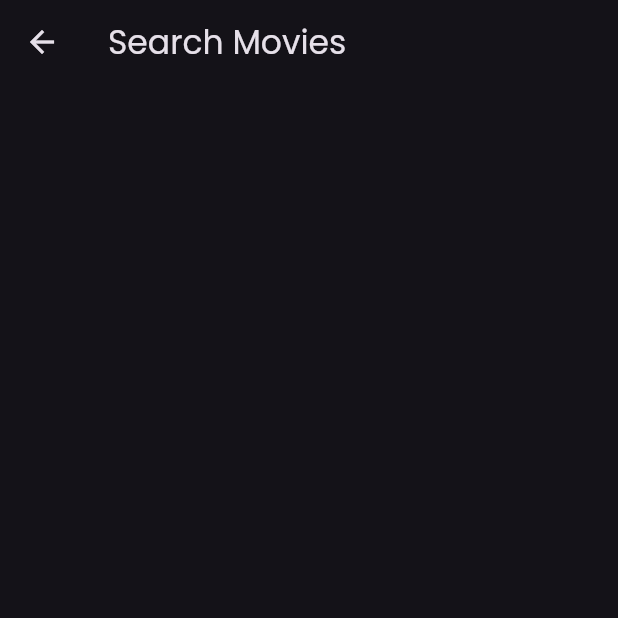
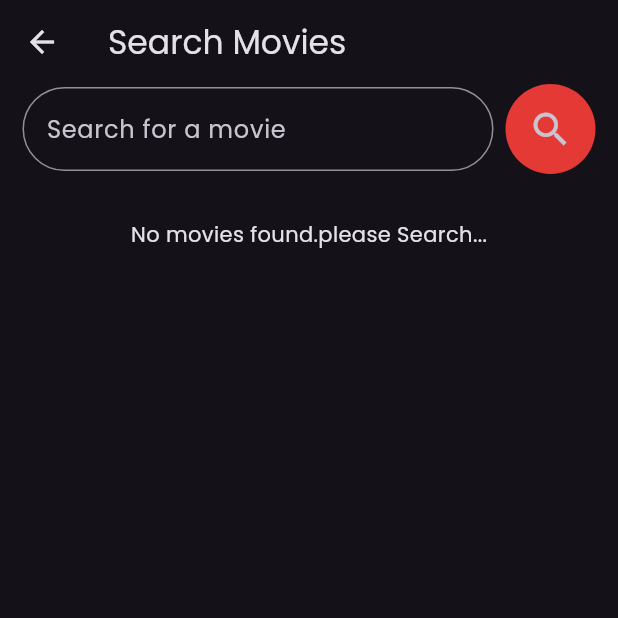
Before and after one commit to spcodegen/Movie-Wave, a Flutter app: the SearchPage screen opened directly, on a phone screen of 412 x 824 dp, the top half of it. Run offline on Flutter 3.47's test engine with Material 3 defaults, Android fonts, the phone set to English and light mode, and no system bars; our stand-ins replace flutter_dotenv, google_fonts; network calls fail.

Commit message:
Search movies with a Query

```diff
--- a/lib/pages/search_page.dart
+++ b/lib/pages/search_page.dart
@@ -1,4 +1,7 @@
 import 'package:flutter/material.dart';
+import 'package:moviewave/models/movies_model.dart';
+import 'package:moviewave/service/movies_service.dart';
+import 'package:moviewave/widgets/search_detail.dart';
 
 class SearchPage extends StatefulWidget {
   const SearchPage({super.key});
@@ -8,12 +11,128 @@ class SearchPage extends StatefulWidget {
 }
 
 class _SearchPageState extends State<SearchPage> {
+  final TextEditingController _searchController = TextEditingController();
+  List<Movie> _searchresults = [];
+  bool _isLoading = false;
+  String _error = "";
+
+  //Method to search for movies
+  Future<void> _searchMovies() async {
+    setState(() {
+      _isLoading = true;
+      _error = "";
+    });
+
+    try {
+      print(_searchController.text);
+      List<Movie> movies =
+          await MoviesService().searchMovies(_searchController.text);
+
+      setState(() {
+        _searchresults = movies;
+      });
+    } catch (error) {
+      print("Error:$error");
+      setState(() {
+        _error = "Faild to search that movie";
+      });
+    } finally {
+      setState(() {
+        _isLoading = false;
+      });
+    }
+  }
+
   @override
   Widget build(BuildContext context) {
     return Scaffold(
       appBar: AppBar(
         title: Text("Search Movies"),
       ),
+      body: Padding(
+        padding: EdgeInsets.symmetric(horizontal: 15),
+        child: Column(
+          children: [
+            Padding(
+              padding: const EdgeInsets.only(bottom: 30),
+              child: Row(
+                children: [
+                  Expanded(
+                    child: TextField(
+                      controller: _searchController,
+                      decoration: const InputDecoration(
+                        hintText: "Search for a movie",
+                        border: OutlineInputBorder(
+                          borderRadius: BorderRadius.all(
+                            Radius.circular(100),
+                          ),
+                        ),
+                      ),
+                      onSubmitted: (_) => _searchMovies(),
+                    ),
+                  ),
+                  const SizedBox(
+                    width: 8,
+                  ),
+                  Container(
+                    width: 60,
+                    height: 60,
+                    decoration: BoxDecoration(
+                      color: Colors.red[600],
+                      shape: BoxShape.circle,
+                    ),
+                    child: IconButton(
+                      onPressed: _searchMovies,
+                      icon: const Icon(
+                        Icons.search,
+                        size: 30,
+                        weight: 10,
+                      ),
+                    ),
+                  )
+                ],
+              ),
+            ),
+            if (_isLoading)
+              const Center(
+                child: CircularProgressIndicator(),
+              )
+            else if (_error.isNotEmpty)
+              Padding(
+                padding: const EdgeInsets.all(8),
+                child: Text(
+                  _error,
+                  style: const TextStyle(color: Colors.red),
+                ),
+              )
+            else if (_searchresults.isEmpty)
+              const Center(
+                child: Text("No movies found.please Search..."),
+              )
+            else
+              Expanded(
+                  child: ListView.builder(
+                itemCount: _searchresults.length,
+                itemBuilder: (context, index) {
+                  return Column(
+                    children: [
+                      SearchWidget(
+                        movie: _searchresults[index],
+                      ),
+                      const SizedBox(
+                        height: 5,
+                      ),
+                      const Divider(),
+                      const SizedBox(
+                        height: 10,
+                      ),
+                    ],
+                  );
+                },
+              ))
+          ],
+        ),
+      ),
     );
   }
 }
--- a/lib/service/movies_service.dart
+++ b/lib/service/movies_service.dart
@@ -8,15 +8,14 @@ import 'package:moviewave/models/movies_model.dart';
 class MoviesService {
   //get the api key from .env
   final String _apiKey = dotenv.env["TMDB_DATABASE_KEY"] ?? "";
-  final String _baseUrl = "https://api.themoviedb.org/3/movie/upcoming";
-  final String _baseUrlNew = "https://api.themoviedb.org/3/movie/now_playing";
+  final String _baseUrl = "https://api.themoviedb.org/3/movie";
 
   //Fetch all Upcomming Movies
   Future<List<Movie>> fetchUpcommingMovies({int page = 1}) async {
     try {
       final responce = await http.get(
         Uri.parse(
-          "$_baseUrl?api_key=$_apiKey&page=$page",
+          "$_baseUrl/upcoming?api_key=$_apiKey&page=$page",
         ),
       );
 
@@ -37,8 +36,8 @@ class MoviesService {
   //fetch all now playing movies
   Future<List<Movie>> fetchNowPlayingMovies({int page = 1}) async {
     try {
-      final responce =
-          await http.get(Uri.parse("$_baseUrlNew?api_key=$_apiKey&page=$page"));
+      final responce = await http
+          .get(Uri.parse("$_baseUrl/now_playing?api_key=$_apiKey&page=$page"));
 
       if (responce.statusCode == 200) {
         final data = json.decode(responce.body);
@@ -53,4 +52,26 @@ class MoviesService {
       return [];
     }
   }
+
+  //Search movie by query
+  //https://api.themoviedb.org/3/search/movie?query=ice age&api_key=a8d4032665d01f0c0b9a8a5ab7e61ccc
+  Future<List<Movie>> searchMovies(String query) async {
+    try {
+      final responce = await http.get(
+        Uri.parse(
+            "https://api.themoviedb.org/3/search/movie?query=$query&api_key=$_apiKey"),
+      );
+      if (responce.statusCode == 200) {
+        final data = json.decode(responce.body);
+        final List<dynamic> results = data["results"];
+
+        return results.map((movieData) => Movie.fromJson(movieData)).toList();
+      } else {
+        throw Exception("Error Searching movies");
+      }
+    } catch (error) {
+      print("Error searchin movie:$error");
+      throw Exception("Error searchin movie:$error");
+    }
+  }
 }
```
Also changed, not shown: lib/widgets/search_detail.dart (added, +88 -0 lines).
